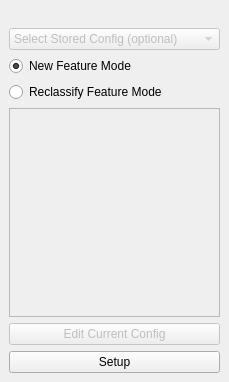
Above: ProductionTools/FieldToolBox/field_toolbox.ui from dsgoficial/DsgTools before the change. Below: the same form after it.
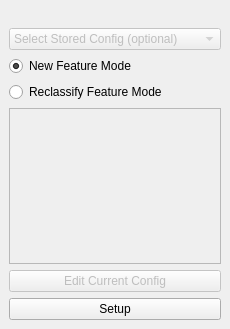
That is the form after the change. Custom widgets are drawn as their Qt base class.

Patch:
```diff
--- a/ProductionTools/FieldToolBox/field_toolbox.ui
+++ b/ProductionTools/FieldToolBox/field_toolbox.ui
@@ -6,10 +6,16 @@
    <rect>
     <x>0</x>
     <y>0</y>
-    <width>229</width>
-    <height>382</height>
+    <width>230</width>
+    <height>329</height>
    </rect>
   </property>
+  <property name="minimumSize">
+   <size>
+    <width>0</width>
+    <height>0</height>
+   </size>
+  </property>
   <property name="windowTitle">
    <string>DSGTools: Feature (Re)classification Tool</string>
   </property>
@@ -36,6 +42,12 @@
       <property name="enabled">
        <bool>false</bool>
       </property>
+      <property name="sizePolicy">
+       <sizepolicy hsizetype="Preferred" vsizetype="Fixed">
+        <horstretch>0</horstretch>
+        <verstretch>0</verstretch>
+       </sizepolicy>
+      </property>
       <item>
        <property name="text">
         <string>Select Stored Config (optional)</string>
@@ -45,6 +57,12 @@
     </item>
     <item row="7" column="0" colspan="2">
      <widget class="QPushButton" name="setupButton">
+      <property name="sizePolicy">
+       <sizepolicy hsizetype="Preferred" vsizetype="Fixed">
+        <horstretch>0</horstretch>
+        <verstretch>0</verstretch>
+       </sizepolicy>
+      </property>
       <property name="text">
        <string>Setup</string>
       </property>
@@ -56,7 +74,7 @@
     <item row="5" column="0" colspan="2">
      <widget class="QScrollArea" name="scrollArea">
       <property name="sizePolicy">
-       <sizepolicy hsizetype="Minimum" vsizetype="MinimumExpanding">
+       <sizepolicy hsizetype="Preferred" vsizetype="MinimumExpanding">
         <horstretch>0</horstretch>
         <verstretch>0</verstretch>
        </sizepolicy>
@@ -69,8 +87,8 @@
         <rect>
          <x>0</x>
          <y>0</y>
-         <width>209</width>
-         <height>144</height>
+         <width>210</width>
+         <height>72</height>
         </rect>
        </property>
        <layout class="QGridLayout" name="gridLayout_2"/>
@@ -82,6 +100,12 @@
       <property name="enabled">
        <bool>false</bool>
       </property>
+      <property name="sizePolicy">
+       <sizepolicy hsizetype="Preferred" vsizetype="Fixed">
+        <horstretch>0</horstretch>
+        <verstretch>0</verstretch>
+       </sizepolicy>
+      </property>
       <property name="text">
        <string>Edit Current Config</string>
       </property>
```
Left out of the diff: 12 changed lines with no effect on the pictures.
